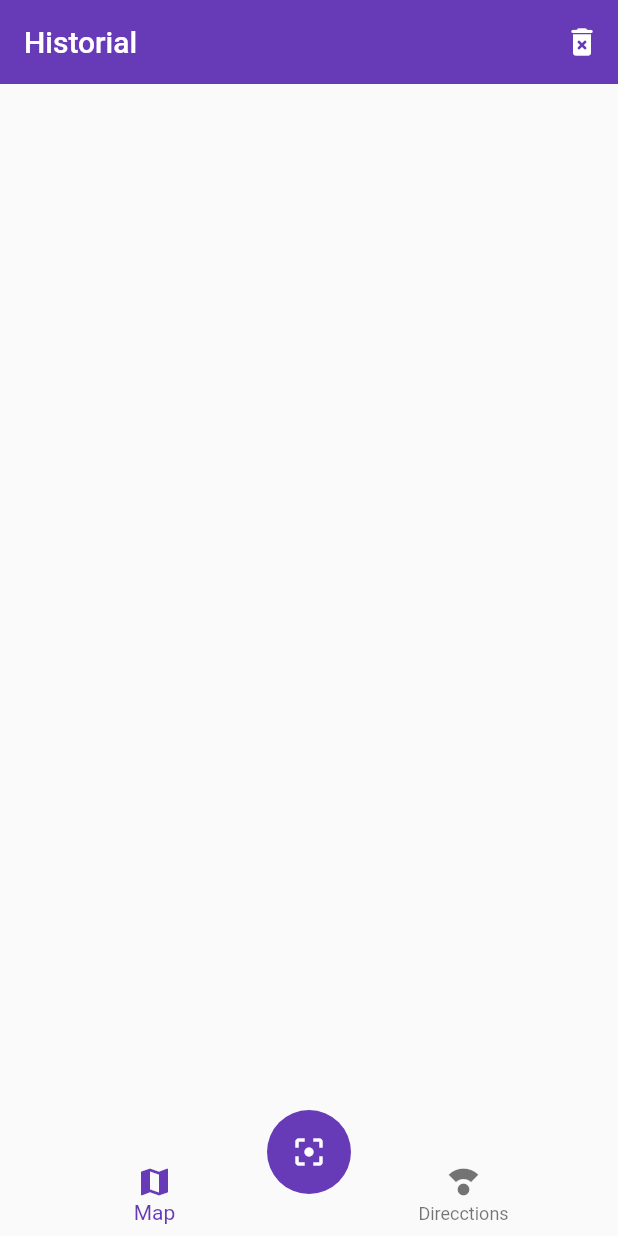
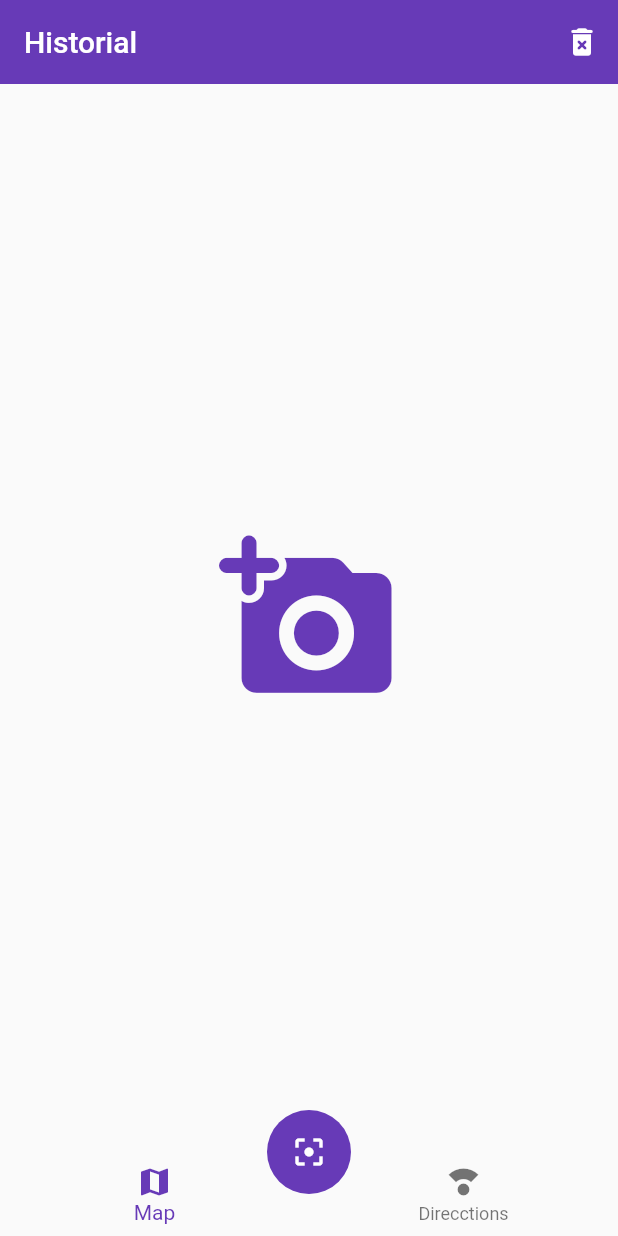
Before and after one commit to chicho69-cesar/qrscanner, a Flutter app: the screen it shows after launch, on a phone screen of 412 x 824 dp. Run offline on Flutter 3.47's test engine with Material 2 defaults, Android fonts, the phone set to English and light mode, and no system bars; our stand-ins replace google_maps_flutter, sqflite; missing offline and left inert: flutter_barcode_scanner; accounts and stored records are empty.

Commit message:
Empty scans widget added

```diff
--- /dev/null
+++ b/lib/widgets/empty_scans.dart
@@ -0,0 +1,19 @@
+import 'package:flutter/material.dart';
+
+class EmptyScans extends StatelessWidget {
+  const EmptyScans({Key? key}) : super(key: key);
+
+  @override
+  Widget build(BuildContext context) {
+    // ignore: avoid_unnecessary_containers
+    return Container(
+      child: Center(
+        child: Icon(
+          Icons.add_a_photo_rounded,
+          color: Theme.of(context).primaryColor,
+          size: 120,
+        ),
+      ),
+    );
+  }
+}
```
Also changed, not shown: lib/widgets/scan_tiles.dart (+20 -0 lines).
